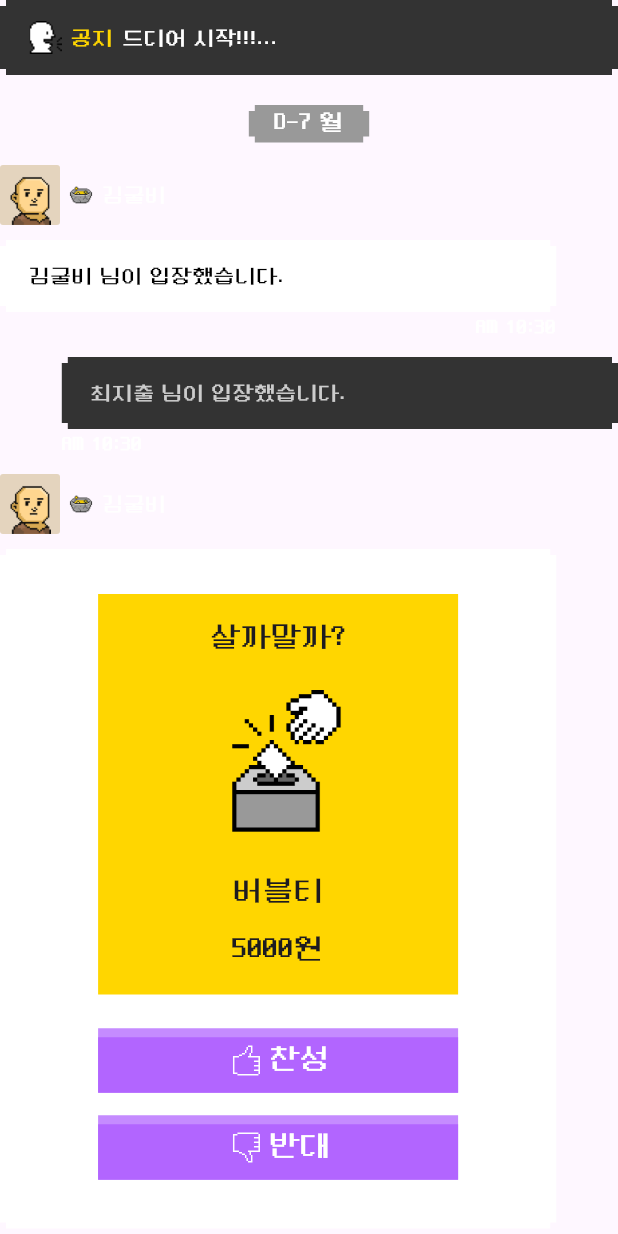
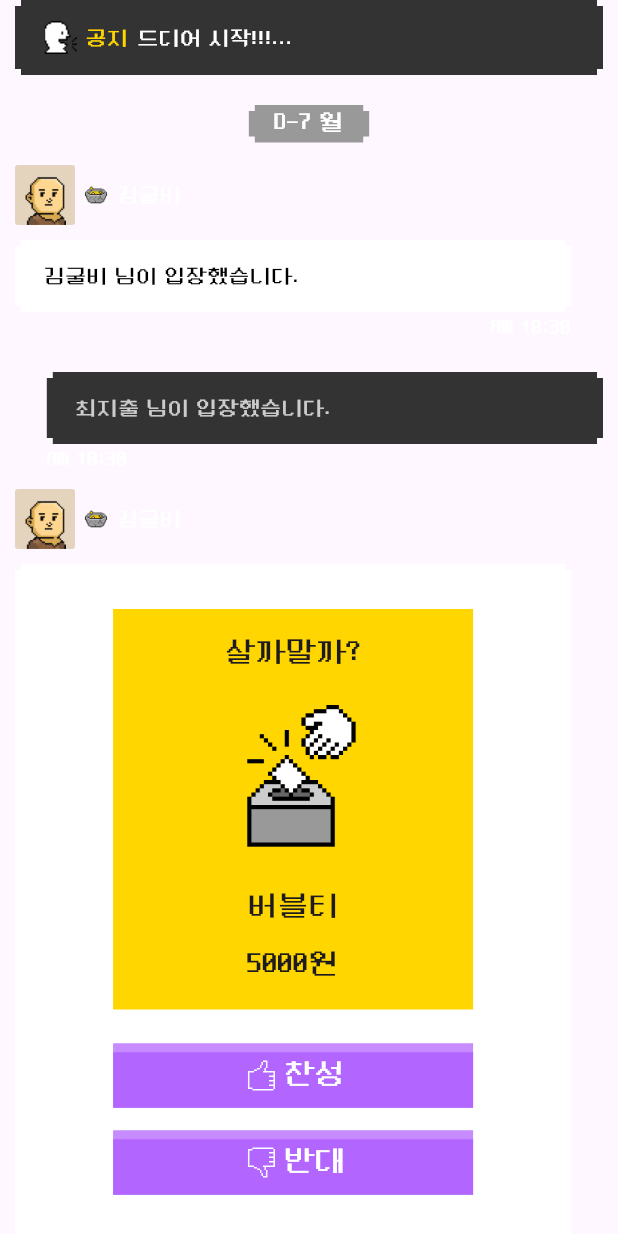
Before and after one commit to Poorlex/FE_poorlex, a Flutter app: the Chat widget shown alone on an empty page, opened directly, on a phone screen of 412 x 824 dp. Run offline on Flutter 3.47's test engine with Material 3 defaults, Android fonts, the phone set to English and light mode, and no system bars; our stand-ins replace carousel_slider, flutter_svg, get, image_picker, sign_in_with_apple; missing offline and left inert: kakao_flutter_sdk; network calls fail.

Commit message:
챗 페이지 퍼블리싱

```diff
--- a/lib/Widget/BattleDetailPage/chat.dart
+++ b/lib/Widget/BattleDetailPage/chat.dart
@@ -1,6 +1,7 @@
 import 'package:flutter/material.dart';
 import 'package:flutter/services.dart';
 import 'package:intl/intl.dart';
+import 'package:kakao_flutter_sdk/kakao_flutter_sdk.dart';
 
 class Chat extends StatefulWidget {
   const Chat({super.key});
@@ -13,14 +14,16 @@ class _ChatState extends State<Chat> {
   @override
   Widget build(BuildContext context) {
     double width = MediaQuery.of(context).size.width * 0.9;
-    return Column(
+    return Container(
+      padding: EdgeInsets.fromLTRB(10, 0, 10, 0),
+      child: Column(
         mainAxisAlignment: MainAxisAlignment.start,
         crossAxisAlignment: CrossAxisAlignment.start,
         children: [
           Row(
             children: [
               Expanded(
-              child: ChatItem(
+                child: ChatBoxItem(
                     color: Color(0xff333333),
                     child: Row(
                       children: [
@@ -48,115 +51,139 @@ class _ChatState extends State<Chat> {
                     Row(
                       mainAxisAlignment: MainAxisAlignment.center,
                       children: [
-                      ChatItem(
+                        ChatBoxItem(
                           color: Color(0xff999999), padding: EdgeInsets.fromLTRB(17, 1, 17, 1),
                           child: Text('D-7 월', style: TextStyle(color: Colors.white, fontSize: 16)),
                         )
                       ],
                     ),
-                  SizedBox(height: 15,),
-                  Row(
-                    children: [
-                      Container(
-                        width: width,
-                        child: Column(
-                          mainAxisAlignment: MainAxisAlignment.start,
-                          children: [
-                            UserItem(
+                    SizedBox(height: 15),
+                    ChatItem(
+                      align: MainAxisAlignment.start,
+                      user: UserItem(
                           image: Image.asset('assets/sample/user.png'),
                           icon: Image.asset('assets/sample/sample.png'),
                           name: '김굴비'
                       ),
-                            SizedBox(height: 10,),
-                            Row(
-                              mainAxisAlignment: MainAxisAlignment.start,
-                              children: [
-                                Expanded(
-                                    child: ChatItem(
+                      child: ChatBoxItem(
                         child: Text('김굴비 님이 입장했습니다.', style: TextStyle(color: Colors.black)),
+                      ),
+                      time: TimeItem(
+                        time: DateTime.now().microsecondsSinceEpoch,
+                        align: MainAxisAlignment.end,
+                      ),
+                    ),
+                    SizedBox(height: 10),
+                    ChatItem(
+                      align: MainAxisAlignment.end,
+                      child: ChatBoxItem(
+                          color: Color(0xff333333),
+                          child: Text('최지출 님이 입장했습니다.', style: TextStyle(color: Color(0xffcccccc)))
+                      ),
+                      time: TimeItem(
+                        time: DateTime.now().microsecondsSinceEpoch,
+                        align: MainAxisAlignment.start,
+                      ),
+                    ),
+                    SizedBox(height: 10),
+                    ChatItem(
+                      align: MainAxisAlignment.start,
+                      user: UserItem(
+                          image: Image.asset('assets/sample/user.png'),
+                          icon: Image.asset('assets/sample/sample.png'),
+                          name: '김굴비'
+                      ),
+                      child: ChatBoxItem(
+                          padding: EdgeInsets.fromLTRB(0, 30, 0, 30),
+                          child: VoteItem(name: '버블티', money: 5000,)
+                      ),
+                      time: TimeItem(
+                        time: DateTime.now().microsecondsSinceEpoch,
+                        align: MainAxisAlignment.end,
+                      ),
+                    ),
+                    SizedBox(height: 10),
+                    ChatItem(
+                        align: MainAxisAlignment.end,
+                        child: ChatBoxItem(
+                            color: Color(0xff333333),
+                            padding: EdgeInsets.fromLTRB(0, 30, 0, 30),
+                            child: VoteResultItem(name: '버블티', money: 5000, isUp: true)
+                        ),
+                        time: TimeItem(
+                          time: DateTime.now().microsecondsSinceEpoch,
+                          align: MainAxisAlignment.start,
                         )
+                    ),
+                    SizedBox(height: 10),
+                    ChatItem(
+                      align: MainAxisAlignment.start,
+                      user: UserItem(
+                          image: Image.asset('assets/sample/user.png'),
+                          icon: Image.asset('assets/sample/sample.png'),
+                          name: '김굴비'
+                      ),
+                      child: ChatBoxItem(
+                          padding: EdgeInsets.fromLTRB(0, 30, 0, 30),
+                          child: VoteResultItem(name: '버블티', money: 5000, isUp: false)
+                      ),
+                      time: TimeItem(
+                        time: DateTime.now().microsecondsSinceEpoch,
+                        align: MainAxisAlignment.end,
+                      )
+                    )
+                  ]
+                )
+            ),
           )
         ],
       ),
-                            TimeItem(
-                              time: DateTime.now().microsecondsSinceEpoch,
-                              align: MainAxisAlignment.end,
-                            )
-                          ],
-                        ),
-                      ),
-                    ],
-                  ),
-                  SizedBox(height: 10,),
-                  Row(
-                    mainAxisAlignment: MainAxisAlignment.end,
-                    children: [
-                      Container(
-                        width: width,
-                        child: Column(
-                          mainAxisAlignment: MainAxisAlignment.start,
-                          children: [
-                            Row(
-                              mainAxisAlignment: MainAxisAlignment.start,
-                              children: [
-                                Expanded(
-                                    child: ChatItem(
-                                        color: Color(0xff333333),
-                                        child: Text('최지출 님이 입장했습니다.', style: TextStyle(color: Color(0xffcccccc)))
-                                    )
-                                )
-                              ],
-                            ),
-                            TimeItem(
-                              time: DateTime.now().microsecondsSinceEpoch,
-                              align: MainAxisAlignment.start,
-                            )
-                          ],
-                        ),
-                      ),
-                    ],
-                  ),
-                  SizedBox(height: 10,),
-                  Row(
+    );
+  }
+}
+
+class ChatItem extends StatelessWidget {
+  MainAxisAlignment align;
+  Widget child;
+  UserItem? user;
+  TimeItem time;
+
+  ChatItem({
+    super.key,
+    this.user,
+    required this.align,
+    required this.child,
+    required this.time
+  });
+
+  @override
+  Widget build(BuildContext context) {
+    double width = MediaQuery.of(context).size.width * 0.9;
+    return Row(
+        mainAxisAlignment: align,
         children: [
           Container(
               width: width,
               child: Column(
                   children: [
-                                UserItem(
-                                    image: Image.asset('assets/sample/user.png'),
-                                    icon: Image.asset('assets/sample/sample.png'),
-                                    name: '김굴비'
-                                ),
+                    user ?? Container(),
                     SizedBox(height: 10,),
                     Row(
-                                  mainAxisAlignment: MainAxisAlignment.start,
                         children: [
                           Expanded(
-                                      child: ChatItem(
-                                          padding: EdgeInsets.fromLTRB(0, 30, 0, 30),
-                                          child: VoteItem(name: '버블티', money: 5000,)
+                            child: child
+                          )
+                        ]
                     ),
-                                    )
-                                  ],
-                                ),
-                                TimeItem(
-                                  time: DateTime.now().microsecondsSinceEpoch,
-                                  align: MainAxisAlignment.end,
-                                )
-                              ],
+                    time
+                  ]
               )
           )
         ]
-                  )
-                ],
-              )
-          ),
-        )
-      ],
     );
   }
 }
+
 
 class UserItem extends StatelessWidget {
   Image image;
@@ -188,6 +215,53 @@ class UserItem extends StatelessWidget {
     );
   }
 }
+
+class VoteResultItem extends StatelessWidget {
+  String name;
+  int money;
+  bool isUp;
+
+  VoteResultItem({
+    super.key,
+    required this.name,
+    required this.money,
+    required this.isUp
+  });
+
+  @override
+  Widget build(BuildContext context) {
+    return Column(
+      children: [
+          Row(
+          mainAxisAlignment: MainAxisAlignment.center,
+          children: [
+            Container(
+              color: Color(0xffB265FF),
+              width: 240,
+              padding: EdgeInsets.fromLTRB(0, 15, 0, 15),
+              child: Column(
+                crossAxisAlignment: CrossAxisAlignment.center,
+                children: [
+                  Text('살까말까?', style: TextStyle(fontSize: 20),),
+                  SizedBox(height: 20,),
+                  SizedBox(
+                    width: 100, height: 100,
+                    child: Image.asset(isUp ? 'assets/battle_page/thumb_up_big.png' : 'assets/battle_page/thumb_down_big.png'),
+                  ),
+                  SizedBox(height: 20,),
+                  Text(name, style: TextStyle(fontSize: 20),),
+                  SizedBox(height: 10,),
+                  Text(money.toString() + '원', style: TextStyle(fontSize: 20),),
+                ],
+              ),
+            )
+          ],
+        )
+      ]
+    );
+  }
+}
+
 
 class VoteItem extends StatelessWidget {
   String name;
@@ -305,12 +379,12 @@ class VoteItem extends StatelessWidget {
 
 
 
-class ChatItem extends StatelessWidget {
+class ChatBoxItem extends StatelessWidget {
   Color? color;
   EdgeInsets? padding;
   Widget child;
 
-  ChatItem({
+  ChatBoxItem({
     super.key,
     color,
     padding,
```
Also changed, not shown: assets/battle_page/thumb_down_big.png (added), assets/battle_page/thumb_up_big.png (added). Lines whose indentation alone changed are shown as unchanged.
